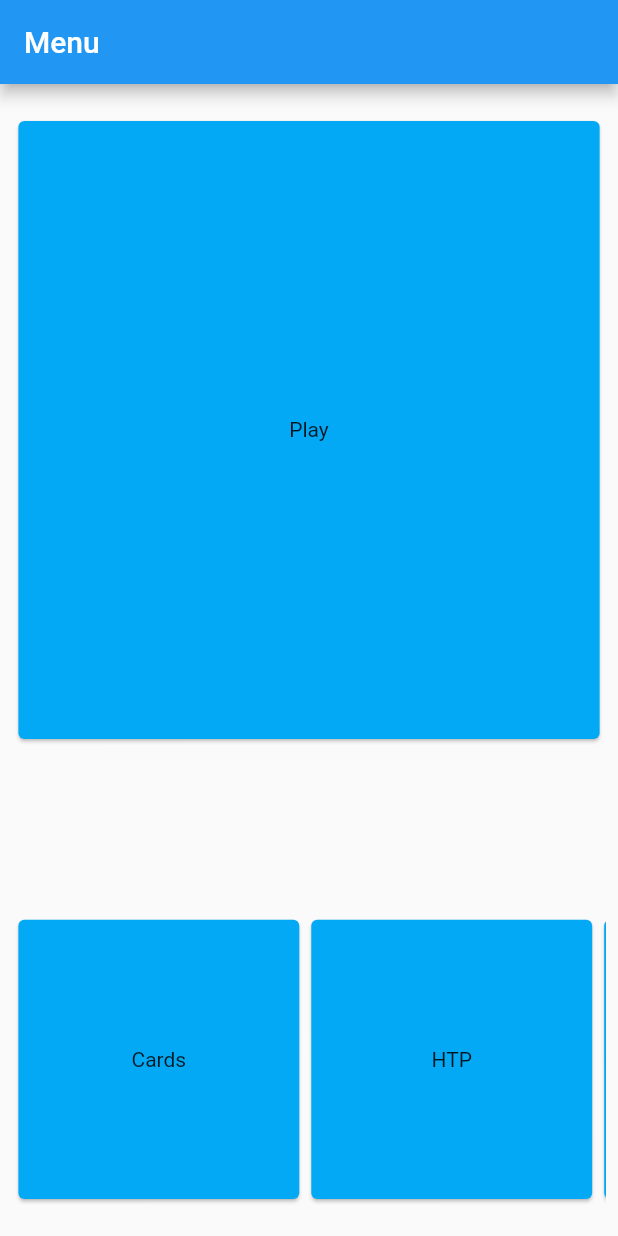
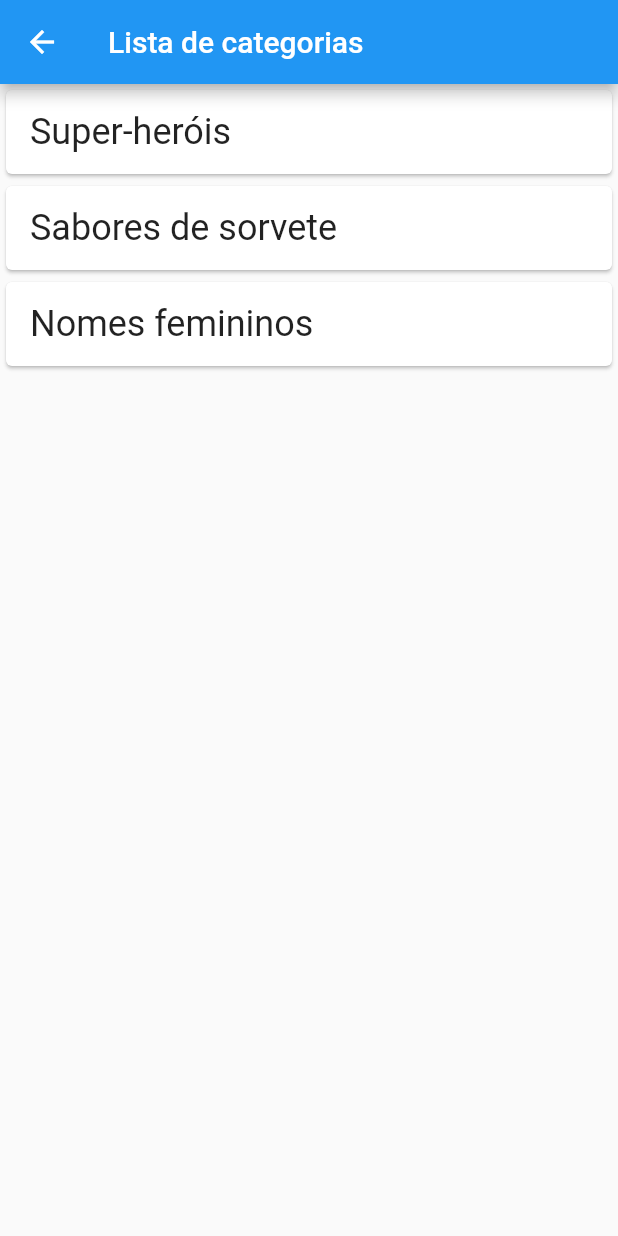
Before and after one commit to EdreiFernandes/dont_stop, a Flutter app: the screen it shows after launch, after a tap on "Cards", on a phone screen of 412 x 824 dp. Run offline on Flutter 3.47's test engine with Material 2 defaults, Android fonts, the phone set to English and light mode, and no system bars; our stand-ins replace shared_preferences, sqflite; accounts and stored records are empty.

Commit message:
Lista de categorias usando SQLite (#40)
* Criando package components.game

* Adicionando navigatorDestiny ao MenuButton

* Inserindo SQLite e salvando categorias em uma tabela

* Adicionando lista de categorias padrão

* Buscando categoria na tabela de categorias do banco

* Buscando item aleatorio na lista de categorias diretamente do banco

Também foram feitas a seguintes correções
- Alterado o nome findAll para getAll
- Verificando se o widget esta montado antes de usar o setState

* Criando metódo de extensão para a string (removeLastCharacter)

```diff
--- a/lib/components/category_display.dart
+++ b/lib/components/game/category_display.dart
@@ -1,20 +1,26 @@
 import 'dart:math';
 
 import 'package:flutter/material.dart';
+import 'package:tapple_app/database/dao/category_dao.dart';
 import 'package:tapple_app/utils/screensizer.dart';
 
-class CategoryDisplay extends StatelessWidget {
-  final List<String> _categoriesList = [
-    "Herois",
-    "Comidas",
-    "C.E.P",
-    "Animais",
-    "Desenhos animados",
-    "Filmes",
-    "Series"
-  ];
+class CategoryDisplay extends StatefulWidget {
 
   CategoryDisplay({Key? key}) : super(key: key);
+
+  @override
+  State<CategoryDisplay> createState() => _CategoryDisplayState();
+}
+
+class _CategoryDisplayState extends State<CategoryDisplay> {
+  late String _categoryRound = "";
+  final CategoryDao _categoryDao = new CategoryDao();
+
+  @override
+  void initState() {
+    super.initState();
+    getRandomCategory();
+  }
 
   @override
   Widget build(BuildContext context) {
@@ -40,7 +46,7 @@ class CategoryDisplay extends StatelessWidget {
           ),
           child: Center(
             child: Text(
-              getRandomCategory(),
+              _categoryRound,
               style: TextStyle(
                 color: Colors.white,
                 fontSize: 24.0,
@@ -53,9 +59,11 @@ class CategoryDisplay extends StatelessWidget {
     );
   }
 
-  String getRandomCategory() {
-    Random random = new Random();
-    int index = random.nextInt(_categoriesList.length);
-    return _categoriesList[index];
+  void getRandomCategory() {
+    _categoryDao.getRandom().then((category) {
+      if(mounted){
+        setState(() => _categoryRound = category.name);
+      }
+    });
   }
 }
--- a/lib/components/progress_bar.dart
+++ b/lib/components/game/progress_bar.dart
@@ -16,7 +16,7 @@ class _ProgressBarState extends State<ProgressBar> {
   void initState() {
     super.initState();
     timerControl.callback = (time) {
-      setState(() {});
+      if(mounted) setState(() {});
     };
     timerControl.startOrResetTimer();
   }
--- a/lib/components/menu/menu_button.dart
+++ b/lib/components/menu/menu_button.dart
@@ -2,8 +2,10 @@ import 'package:flutter/material.dart';
 import 'package:tapple_app/utils/screensizer.dart';
 
 class MenuButton extends StatelessWidget {
+  final Widget navigatorDestiny;
   final String label;
-  const MenuButton({Key? key, required this.label}) : super(key: key);
+
+  const MenuButton({Key? key, required this.label, required this.navigatorDestiny}) : super(key: key);
 
   @override
   Widget build(BuildContext context) {
@@ -12,7 +14,10 @@ class MenuButton extends StatelessWidget {
       child: InkWell(
         splashColor: Colors.lightBlueAccent,
         onTap: () {
-          debugPrint(label);
+          Navigator.push(
+            context,
+            MaterialPageRoute(builder: (context) => navigatorDestiny),
+          );
         },
         child: SizedBox(
           width: ScreenSize().getWidth(context, dividedBy: 2.2),
--- a/lib/components/menu/scrollable_menu.dart
+++ b/lib/components/menu/scrollable_menu.dart
@@ -1,5 +1,6 @@
 import 'package:flutter/material.dart';
 import 'package:tapple_app/components/menu/menu_button.dart';
+import 'package:tapple_app/screens/categories_editor.dart';
 import 'package:tapple_app/utils/screensizer.dart';
 
 class ScrollableMenu extends StatelessWidget {
@@ -19,12 +20,15 @@ class ScrollableMenu extends StatelessWidget {
           children: [
             MenuButton(
               label: "Cards",
+              navigatorDestiny: CategoriesEditor(),
             ),
             MenuButton(
               label: "HTP",
+              navigatorDestiny: CategoriesEditor(),
             ),
             MenuButton(
               label: "Config",
+              navigatorDestiny: CategoriesEditor(),
             ),
           ],
         ),
--- /dev/null
+++ b/lib/database/app_database.dart
@@ -0,0 +1,17 @@
+import 'package:path/path.dart';
+import 'package:sqflite/sqflite.dart';
+import 'package:tapple_app/database/dao/category_dao.dart';
+
+Future<Database> getDatabase() async {
+  final String path = join(await getDatabasesPath(), 'tapple.dp');
+
+  return openDatabase(
+    path,
+    onCreate: (db, version) {
+      db.execute(CategoryDao.tableSql);
+      db.execute(CategoryDao.insertDefaultValues());
+    },
+    version: 1,
+    // onDowngrade: onDatabaseDowngradeDelete,
+  );
+}
--- /dev/null
+++ b/lib/database/dao/category_dao.dart
@@ -0,0 +1,93 @@
+import 'package:sqflite/sqflite.dart';
+import 'package:tapple_app/database/app_database.dart';
+import 'package:tapple_app/models/category.dart';
+import 'package:tapple_app/utils/extensions/string_extensions.dart';
+
+class CategoryDao {
+  static const String tableSql = 'CREATE TABLE $_tableName('
+      '$_id INTEGER PRIMARY KEY,'
+      '$_name TEXT,'
+      '$_difficultyLevel INTEGER,'
+      '$_active INTEGER)';
+
+  static const String _tableName = 'category';
+  static const String _id = 'id';
+  static const String _name = 'name';
+  static const String _difficultyLevel = 'difficulty_level';
+  static const String _active = 'active';
+
+  static List<Category> _defaultCategories = [
+    new Category(0, "Super-heróis", 1, 1),
+    new Category(0, "Sabores de sorvete", 1, 1),
+    new Category(0, "Nomes femininos", 1, 1),
+    new Category(0, "Nomes masculino", 1, 1),
+    new Category(0, "Tem na geladeira", 1, 1),
+    new Category(0, "Marcas", 1, 1),
+    new Category(0, "Sabores de pizza", 1, 1),
+    new Category(0, "Cidade, Estado, País", 1, 1),
+    new Category(0, "Idiomas", 1, 1),
+    new Category(0, "Times de futebol", 1, 1),
+    new Category(0, "Animais", 1, 1),
+    new Category(0, "Músicas", 1, 1),
+    new Category(0, "Esportes", 1, 1),
+  ];
+
+  Future<int> save(Category category) async {
+    final Database db = await getDatabase();
+    Map<String, dynamic> categoryMap = _toMap(category);
+    return db.insert(_tableName, categoryMap);
+  }
+
+  Future<List<Category>> getAll() async {
+    final Database db = await getDatabase();
+    final List<Map<String, dynamic>> result = await db.query(_tableName);
+    List<Category> categories = _toList(result);
+    return categories;
+  }
+
+  Future<Category> getRandom() async {
+    final Database db = await getDatabase();
+    final List<Map<String, dynamic>> result = await db.query(
+      _tableName,
+      orderBy: "RANDOM()",
+      limit: 1,
+    );
+    Category category = _toList(result).first;
+    return category;
+  }
+
+  Map<String, dynamic> _toMap(Category category) {
+    final Map<String, dynamic> categoryMap = Map();
+    categoryMap[_name] = category.name;
+    categoryMap[_difficultyLevel] = category.difficultyLevel;
+    categoryMap[_active] = category.active;
+    return categoryMap;
+  }
+
+  List<Category> _toList(List<Map<String, dynamic>> result) {
+    final List<Category> categories = [];
+    for (Map<String, dynamic> row in result) {
+      final Category category = Category(
+        row[_id],
+        row[_name],
+        row[_difficultyLevel],
+        row[_active],
+      );
+      categories.add(category);
+    }
+    return categories;
+  }
+
+  static String insertDefaultValues() {
+    StringBuffer query = new StringBuffer();
+    query.write(
+        'INSERT INTO $_tableName ($_name, $_difficultyLevel, $_active) VALUES');
+    for (Category category in _defaultCategories) {
+      query.write("('${category.name}',");
+      query.write("${category.difficultyLevel.toString()},");
+      query.write("${category.active.toString()}),");
+    }
+
+    return query.toString().removeLastCharacter();
+  }
+}
--- /dev/null
+++ b/lib/models/category.dart
@@ -0,0 +1,13 @@
+class Category {
+  final int id;
+  final String name;
+  final int difficultyLevel;
+  final int active;
+
+  Category(
+    this.id,
+    this.name,
+    this.difficultyLevel,
+    this.active,
+  );
+}
--- /dev/null
+++ b/lib/screens/categories_editor.dart
@@ -0,0 +1,85 @@
+import 'package:flutter/material.dart';
+import 'package:tapple_app/database/dao/category_dao.dart';
+import 'package:tapple_app/models/category.dart';
+
+class CategoriesEditor extends StatefulWidget {
+  const CategoriesEditor({Key? key}) : super(key: key);
+
+  @override
+  State<CategoriesEditor> createState() => _CategoriesEditorState();
+}
+
+class _CategoriesEditorState extends State<CategoriesEditor> {
+  final CategoryDao _categoryDao = new CategoryDao();
+
+  @override
+  void initState() {
+    super.initState();
+  }
+
+  @override
+  Widget build(BuildContext context) {
+    return Scaffold(
+        appBar: AppBar(
+          title: Text("Lista de categorias"),
+        ),
+        body: FutureBuilder<List<Category>>(
+          initialData: [],
+          future: _categoryDao.getAll(),
+          builder: (context, snapshot) {
+            switch (snapshot.connectionState) {
+              case ConnectionState.none:
+                break;
+              case ConnectionState.waiting:
+                return Center(
+                  child: Column(
+                    mainAxisAlignment: MainAxisAlignment.center,
+                    crossAxisAlignment: CrossAxisAlignment.center,
+                    children: <Widget>[
+                      CircularProgressIndicator(),
+                      Text('Loading')
+                    ],
+                  ),
+                );
+              case ConnectionState.active:
+                break;
+              case ConnectionState.done:
+                final List<Category>? categories = snapshot.data;
+
+                if (categories != null) {
+                  return ListView.builder(
+                    itemBuilder: (context, index) {
+                      final Category category = categories[index];
+                      return _CategoryItem(category);
+                    },
+                    itemCount: categories.length,
+                  );
+                }
+                break;
+            }
+
+            return Text('Unknown error!');
+          },
+        ));
+  }
+}
+
+class _CategoryItem extends StatelessWidget {
+  final Category category;
+
+  _CategoryItem(this.category);
+
+  @override
+  Widget build(BuildContext context) {
+    return Card(
+      child: ListTile(
+        title: Text(
+          category.name,
+          style: TextStyle(
+            fontSize: 24.0,
+          ),
+        ),
+      ),
+    );
+  }
+}
--- /dev/null
+++ b/lib/utils/extensions/string_extensions.dart
@@ -0,0 +1,6 @@
+
+extension StringExtensions on String {
+  String removeLastCharacter() {
+    return this.substring(0, this.length - 1);
+  }
+}
--- a/pubspec.yaml
+++ b/pubspec.yaml
@@ -23,6 +23,8 @@ environment:
 dependencies:
   flutter:
     sdk: flutter
+  sqflite:
+  path:
 
   shared_preferences: 2.0.8
 
```
Also changed, not shown: lib/screens/game.dart (+4 -4 lines), lib/components/game/letter_selector/keyboard.dart (renamed from lib/components/letter_selector/keyboard.dart), lib/components/game/letter_selector/keyboard_column.dart (renamed from lib/components/letter_selector/keyboard_column.dart), lib/components/game/letter_selector/keyboard_tile.dart (renamed from lib/components/letter_selector/keyboard_tile.dart), lib/components/game/letter_selector/letter_selector.dart (renamed from lib/components/letter_selector/letter_selector.dart), lib/components/game/timer_button.dart (renamed from lib/components/timer_button.dart), pubspec.lock.
